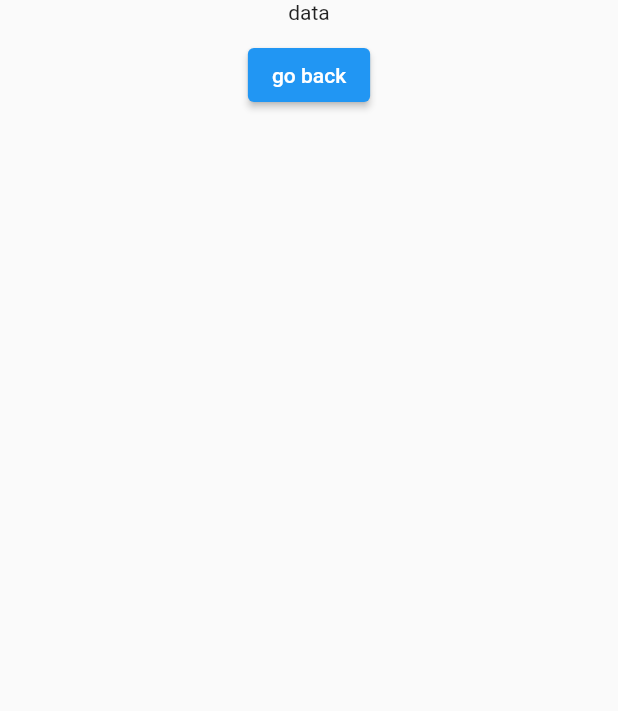
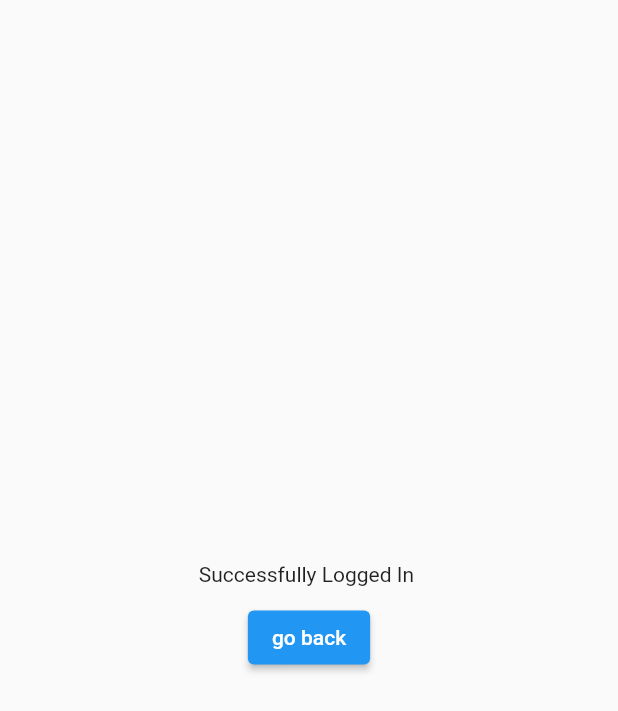
Before and after one commit to Mohamed-173/api_integration_mysql, a Flutter app: the WelcomePage screen opened directly, on a phone screen of 412 x 824 dp. Shown: the top 711 px of the screen. Run offline on Flutter 3.47's test engine with Material 2 defaults, Android fonts, the phone set to English and light mode, and no system bars.

```diff
--- a/lib/ui/welcome_page.dart
+++ b/lib/ui/welcome_page.dart
@@ -13,8 +13,9 @@ class WelcomePage extends StatelessWidget {
     return Scaffold(
       body: Center(
         child: Column(
+          mainAxisAlignment: MainAxisAlignment.center,
           children: [
-            const Text("data"),
+            const Text("Successfully Logged In "),
             const SizedBox(
               height: 10,
             ),
```
Also changed, not shown: assets/image_url/m1.png (added), assets/image_url/m2.png (added), assets/image_url/m3.png (added), assets/image_url/m4.png (added).
